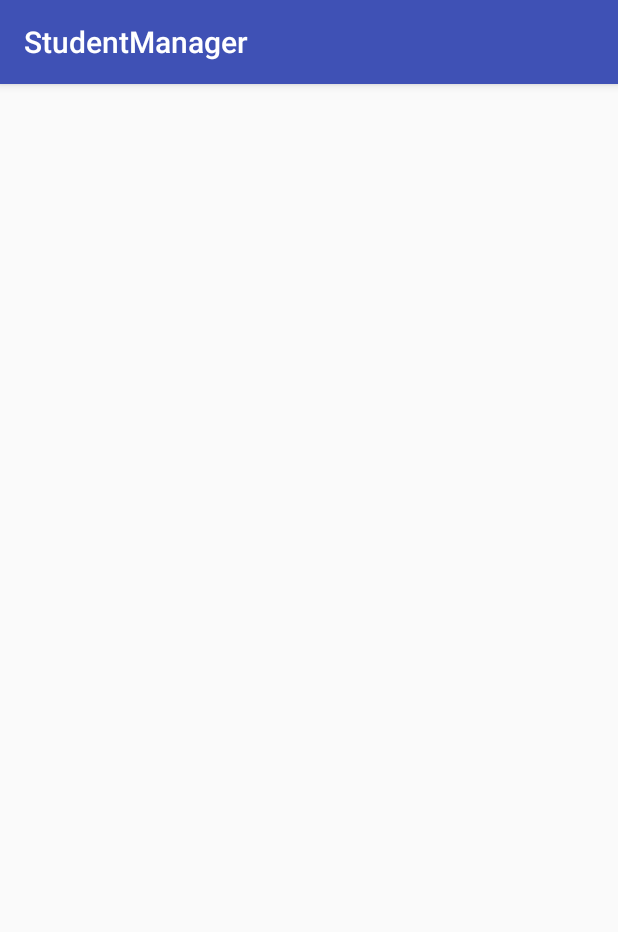
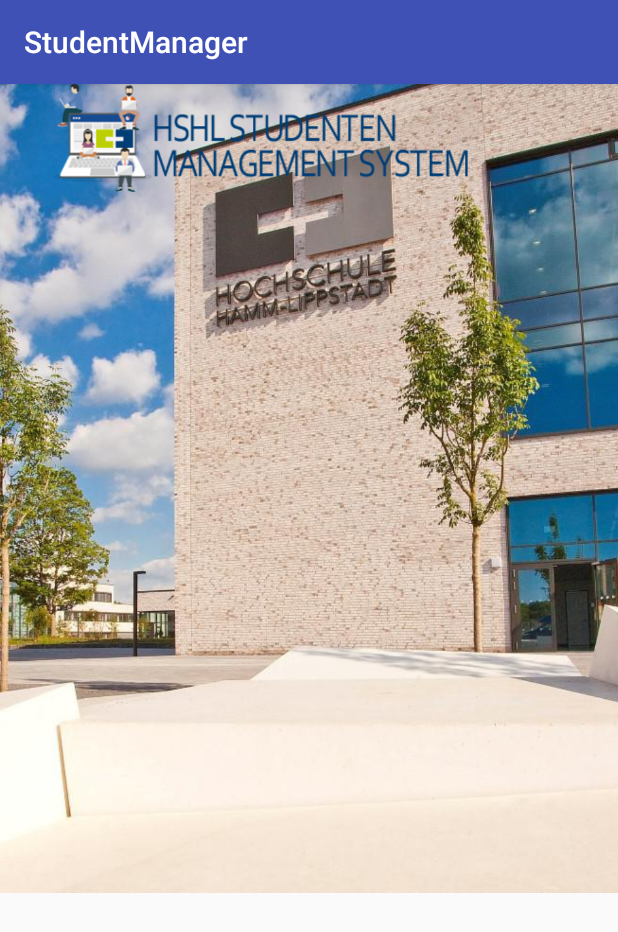
Before and after one commit to DerChris2011/StudentManager, an Android app: the Login screen opened directly, with no data from a screen before it, on a phone screen of 412 x 824 dp. Shown: the top 932 px of the screen. Run offline under Robolectric (Android 15) with nearby library versions, the phone set to English and light mode, and no system bars.

Commit message:
Login Screen angelegt

```diff
--- a/app/src/main/AndroidManifest.xml
+++ b/app/src/main/AndroidManifest.xml
@@ -16,7 +16,9 @@
                 <category android:name="android.intent.category.LAUNCHER" />
             </intent-filter>
         </activity>
-        <activity android:name=".Login"></activity>
+        <activity android:name=".Login">
+
+        </activity>
     </application>
 
 </manifest>
--- a/app/src/main/res/layout/activity_login.xml
+++ b/app/src/main/res/layout/activity_login.xml
@@ -6,4 +6,37 @@
     android:layout_height="match_parent"
     tools:context=".Login">
 
+    <FrameLayout
+        android:layout_width="421dp"
+        android:layout_height="539dp"
+        tools:layout_editor_absoluteX="-32dp"
+        tools:layout_editor_absoluteY="-19dp">
+
+        <ImageView
+            android:id="@+id/imageView3"
+            android:layout_width="wrap_content"
+            android:layout_height="wrap_content"
+            android:scaleType="centerCrop"
+            app:srcCompat="@drawable/menue_hintergrundbild" />
+    </FrameLayout>
+
+    <LinearLayout
+        android:layout_width="534dp"
+        android:layout_height="605dp"
+        android:orientation="vertical"
+        tools:layout_editor_absoluteX="0dp"
+        tools:layout_editor_absoluteY="0dp">
+
+        <ImageView
+            android:id="@+id/imageView"
+            android:layout_width="348dp"
+            android:layout_height="72dp"
+            app:srcCompat="@drawable/hshlplogo" />
+
+        <View
+            android:id="@+id/view"
+            android:layout_width="match_parent"
+            android:layout_height="wrap_content" />
+    </LinearLayout>
+
 </android.support.constraint.ConstraintLayout>
```
Also changed, not shown: app/src/main/res/drawable/hinterg3.png (added), app/src/main/res/drawable/hshlplogo.png (added), app/src/main/res/drawable/menue_hintergrundbild.jpg (added), 1 other file.
